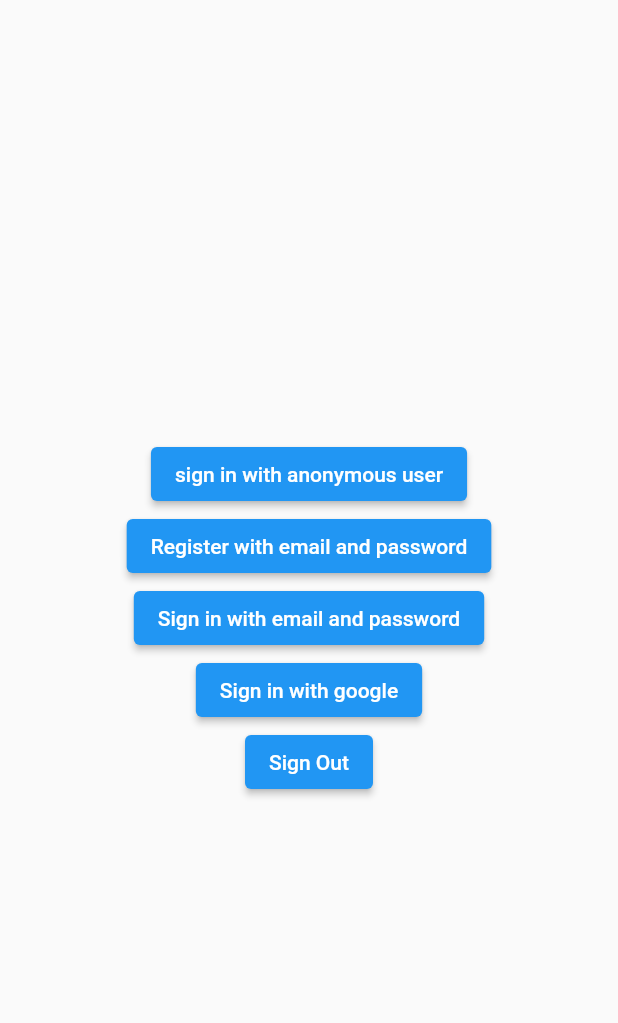
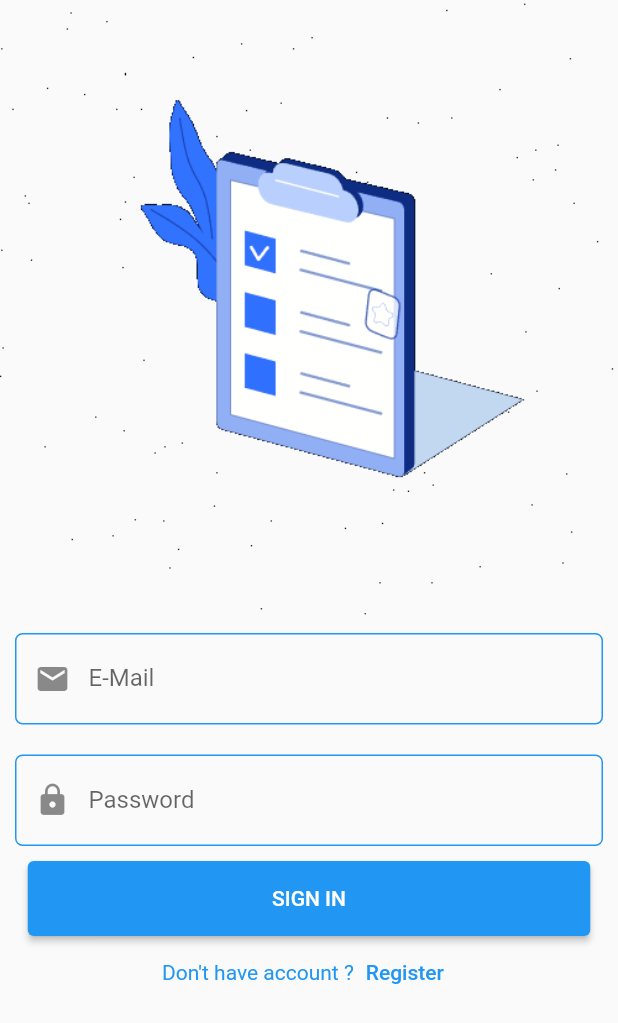
Before and after one commit to MohamedElkerm/notes-app, a Flutter app: the screen it shows after launch, on a phone screen of 412 x 824 dp. Shown: the top 1023 px of the screen. Run offline on Flutter 3.47's test engine with Material 2 defaults, Android fonts, the phone set to English and light mode, and no system bars; our stand-ins replace bloc, conditional_builder_null_safety, dio, firebase_auth, firebase_core, flutter_bloc and 2 more; accounts and stored records are empty.

Commit message:
sign in and sign up login with firebase

```diff
--- /dev/null
+++ b/lib/assets/assets.dart
@@ -0,0 +1,3 @@
+class AppAssets{
+  String signInAndSignUpImage = 'assets/images/home.gif';
+}
--- a/lib/main.dart
+++ b/lib/main.dart
@@ -1,10 +1,16 @@
-import 'package:firebase/test.dart';
+import 'package:bloc/bloc.dart';
+import 'package:firebase/helper/bloc_observer.dart';
+import 'package:firebase/modules/sign_in/sign_in.dart';
+import 'package:firebase/modules/sign_up/sign_up.dart';
+import 'package:firebase/themes/theme.dart';
 import 'package:firebase_core/firebase_core.dart';
 import 'package:flutter/material.dart';
 
 void main()async {
   WidgetsFlutterBinding.ensureInitialized();
   await Firebase.initializeApp();
+  Bloc.observer = MyBlocObserver();
+
   runApp(const MyApp());
 }
 
@@ -13,13 +19,11 @@ class MyApp extends StatelessWidget {
 
   @override
   Widget build(BuildContext context) {
-    return MaterialApp(
+    return   MaterialApp(
       debugShowCheckedModeBanner: false,
       title: 'Flutter Demo',
-      theme: ThemeData(
-        primarySwatch: Colors.blue,
-      ),
-      home:const MyHomePage(),
+      theme: ThemeApp().themeData,
+      home:const SignInPage(),
     );
   }
 }
--- /dev/null
+++ b/lib/models/user_model.dart
@@ -0,0 +1,15 @@
+class UserModel{
+  String? name;
+  String? uId;
+  String? phone;
+  String? email;
+
+  UserModel(this.email,this.name,this.phone,this.uId);
+
+  UserModel.fromJson(json){
+    name = json['name'];
+    phone = json['phone'];
+    email = json['email'];
+    uId = json['uId'];
+  }
+}
--- /dev/null
+++ b/lib/modules/sign_in/sign_in.dart
@@ -0,0 +1,87 @@
+import 'package:conditional_builder_null_safety/conditional_builder_null_safety.dart';
+import 'package:firebase/assets/assets.dart';
+import 'package:firebase/modules/sign_in/sign_in_cubit.dart';
+import 'package:firebase/modules/widgets/shared_widgets.dart';
+import 'package:firebase/test.dart';
+import 'package:firebase/themes/colors.dart';
+import 'package:flutter/material.dart';
+import 'package:flutter_bloc/flutter_bloc.dart';
+
+class SignInPage extends StatelessWidget {
+  const SignInPage({super.key});
+
+  @override
+  Widget build(BuildContext context) {
+    return BlocProvider(
+      create: (context) => SignInCubit(),
+      child: BlocConsumer<SignInCubit, SignInState>(
+        listener: (context, state) {
+          if(state is SignInSuccess){
+            navigateToAndReplacement(context,const TestScreen());
+          }
+        },
+        builder: (context, state) {
+          var bloc = BlocProvider.of<SignInCubit>(context);
+          return Scaffold(
+            body: SingleChildScrollView(
+              child: Center(
+                child: Column(
+                  children: [
+                    Image.asset(AppAssets().signInAndSignUpImage),
+                    Padding(
+                      padding: const EdgeInsets.all(10.0),
+                      child: defaultTextFormField(
+                        controller: bloc.emailController,
+                        label: 'E-Mail',
+                        hintText: 'example@gmail.com',
+                        preFixIcon: Icons.email,
+                      ),
+                    ),
+                    Padding(
+                      padding: const EdgeInsets.all(10.0),
+                      child: defaultTextFormField(
+                        controller: bloc.passwordController,
+                        label: 'Password',
+                        hintText: '1234',
+                        preFixIcon: Icons.lock,
+                      ),
+                    ),
+                    SizedBox(
+                      height: 50,
+                      width: 375,
+                      child: ConditionalBuilder(
+                          condition: state is SignInLoading,
+                          builder: (context)=>const Center(
+                            child: CircularProgressIndicator(),
+                          ),
+                          fallback: (context)=>ElevatedButton(
+                            onPressed: () {
+                              //TODo: Navigate to home screen
+                              bloc.signInWithEmailAndPassword();
+                            },
+                            child: const Text('SIGN IN'),
+                          ),
+                      ),
+                    ),
+                    Row(
+                      mainAxisAlignment: MainAxisAlignment.center,
+                      children: [
+                         Text('Don\'t have account ?',style:TextStyle(color:AppColors().primary) ,),
+                        TextButton(
+                            onPressed: () {
+                              bloc.navigateToRegister(context);
+                            },
+                            child:const Text('Register'),
+                        )
+                      ],
+                    ),
+                  ],
+                ),
+              ),
+            ),
+          );
+        },
+      ),
+    );
+  }
+}
--- /dev/null
+++ b/lib/modules/sign_in/sign_in_state.dart
@@ -0,0 +1,13 @@
+part of 'sign_in_cubit.dart';
+
+@immutable
+abstract class SignInState {}
+
+class SignInInitial extends SignInState {}
+
+class SignInLoading extends SignInState {}
+class SignInSuccess extends SignInState {}
+class SignInError extends SignInState {
+  String error;
+  SignInError(this.error);
+}
--- a/lib/test.dart
+++ /dev/null
@@ -1,34 +0,0 @@
-import 'package:firebase/firebase_methods/anonymous/sign_in_anonymous.dart';
-import 'package:firebase/firebase_methods/email_and_password/register_with_email_and_password.dart';
-import 'package:firebase/firebase_methods/email_and_password/sign_in.dart';
-import 'package:firebase/firebase_methods/sign_out.dart';
-import 'package:firebase/firebase_methods/with_google/sign_in_with_google.dart';
-import 'package:firebase_auth/firebase_auth.dart';
-import 'package:flutter/material.dart';
-
-class MyHomePage extends StatefulWidget {
-  const MyHomePage({super.key});
-
-  @override
-  State<MyHomePage> createState() => _MyHomePageState();
-}
-
-class _MyHomePageState extends State<MyHomePage> {
-  @override
-  Widget build(BuildContext context) {
-    return Scaffold(
-      body: Center(
-        child: Column(
-          mainAxisAlignment: MainAxisAlignment.center,
-          children: [
-            signInWithAnonymousUser(),
-            registerWithEmailAndPassword(),
-            signInWithEmailAndPassword(),
-            signInWithGoogle(),
-            signOut(),
-          ],
-        ),
-      ),
-    );
-  }
-}
--- /dev/null
+++ b/lib/themes/colors.dart
@@ -0,0 +1,5 @@
+import 'package:flutter/material.dart';
+
+class AppColors{
+  Color primary = Colors.blue;
+}
--- /dev/null
+++ b/lib/themes/strings.dart
@@ -0,0 +1,3 @@
+class AppStrings{
+
+}
--- /dev/null
+++ b/lib/themes/theme.dart
@@ -0,0 +1,7 @@
+import 'package:flutter/material.dart';
+
+class ThemeApp{
+   ThemeData themeData = ThemeData(
+     primarySwatch: Colors.blue,
+   );
+}
```
Also changed, not shown: lib/helper/bloc_observer.dart (added, +27 -0 lines), lib/helper/glopal/dio_helper.dart (added, +39 -0 lines), lib/helper/local/cahche_helper.dart (added, +25 -0 lines), lib/modules/sign_in/sign_in_cubit.dart (added, +45 -0 lines), lib/modules/sign_up/sign_up.dart (added, +99 -0 lines), lib/modules/sign_up/sign_up_cubit.dart (added, +40 -0 lines), lib/modules/sign_up/sign_up_state.dart (added, +10 -0 lines), lib/modules/widgets/shared_widgets.dart (added, +126 -0 lines), pubspec.yaml (+7 -3 lines), assets/images/home.gif, pubspec.lock.
